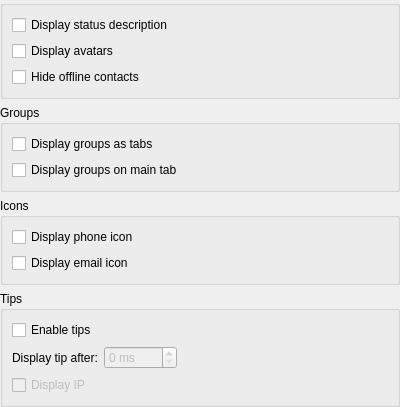
KittyIM/Client, file src/widgets/settingpages/RosterSettings.ui: the form before one commit.
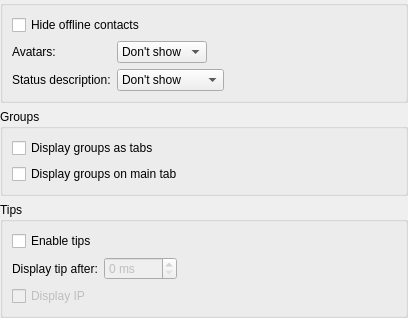
The form after the commit. Custom widgets are drawn as their Qt base class.

Commit message: Added receiving messages. Added ability to execute plugin actions. Added qDebug() and qWarning() class info. Added Sound icon.

```diff
--- a/src/widgets/settingpages/RosterSettings.ui
+++ b/src/widgets/settingpages/RosterSettings.ui
@@ -6,8 +6,8 @@
    <rect>
     <x>0</x>
     <y>0</y>
-    <width>400</width>
-    <height>352</height>
+    <width>408</width>
+    <height>285</height>
    </rect>
   </property>
   <property name="windowTitle">
@@ -29,27 +29,68 @@
       <string/>
      </property>
      <layout class="QFormLayout">
-      <item row="0" column="0" colspan="2">
-       <widget class="QCheckBox" name="displayDescriptionCheckBox">
-        <property name="text">
-         <string>Display status description</string>
-        </property>
-       </widget>
-      </item>
+      <property name="fieldGrowthPolicy">
+       <enum>QFormLayout::ExpandingFieldsGrow</enum>
+      </property>
       <item row="1" column="0" colspan="2">
-       <widget class="QCheckBox" name="displayAvatarsCheckBox">
-        <property name="text">
-         <string>Display avatars</string>
-        </property>
-       </widget>
-      </item>
-      <item row="2" column="0" colspan="2">
        <widget class="QCheckBox" name="hideOfflineContactsCheckBox">
         <property name="text">
          <string>Hide offline contacts</string>
         </property>
        </widget>
       </item>
+      <item row="3" column="0">
+       <widget class="QLabel" name="label">
+        <property name="text">
+         <string>Status description:</string>
+        </property>
+       </widget>
+      </item>
+      <item row="3" column="1">
+       <widget class="QComboBox" name="comboBox">
+        <item>
+         <property name="text">
+          <string>Don't show</string>
+         </property>
+        </item>
+        <item>
+         <property name="text">
+          <string>Right side</string>
+         </property>
+        </item>
+        <item>
+         <property name="text">
+          <string>Under contact</string>
+         </property>
+        </item>
+       </widget>
+      </item>
+      <item row="2" column="0">
+       <widget class="QLabel" name="label_2">
+        <property name="text">
+         <string>Avatars:</string>
+        </property>
+       </widget>
+      </item>
+      <item row="2" column="1">
+       <widget class="QComboBox" name="comboBox_2">
+        <item>
+         <property name="text">
+          <string>Don't show</string>
+         </property>
+        </item>
+        <item>
+         <property name="text">
+          <string>Right side</string>
+         </property>
+        </item>
+        <item>
+         <property name="text">
+          <string>Left side</string>
+         </property>
+        </item>
+       </widget>
+      </item>
      </layout>
     </widget>
    </item>
@@ -76,29 +117,6 @@
      </layout>
     </widget>
    </item>
-   <item>
-    <widget class="QGroupBox" name="iconsGroupBox">
-     <property name="title">
-      <string>Icons</string>
-     </property>
-     <layout class="QFormLayout" name="_3">
-      <item row="0" column="0" colspan="2">
-       <widget class="QCheckBox" name="phoneIconCheckBox">
-        <property name="text">
-         <string>Display phone icon</string>
-        </property>
-       </widget>
-      </item>
-      <item row="1" column="0" colspan="2">
-       <widget class="QCheckBox" name="emailIconCheckBox">
-        <property name="text">
-         <string>Display email icon</string>
-        </property>
-       </widget>
-      </item>
-     </layout>
-    </widget>
-   </item>
    <item>
     <widget class="QGroupBox" name="tipsGroupBox">
      <property name="title">
```
The commit also changes 49 other files.
